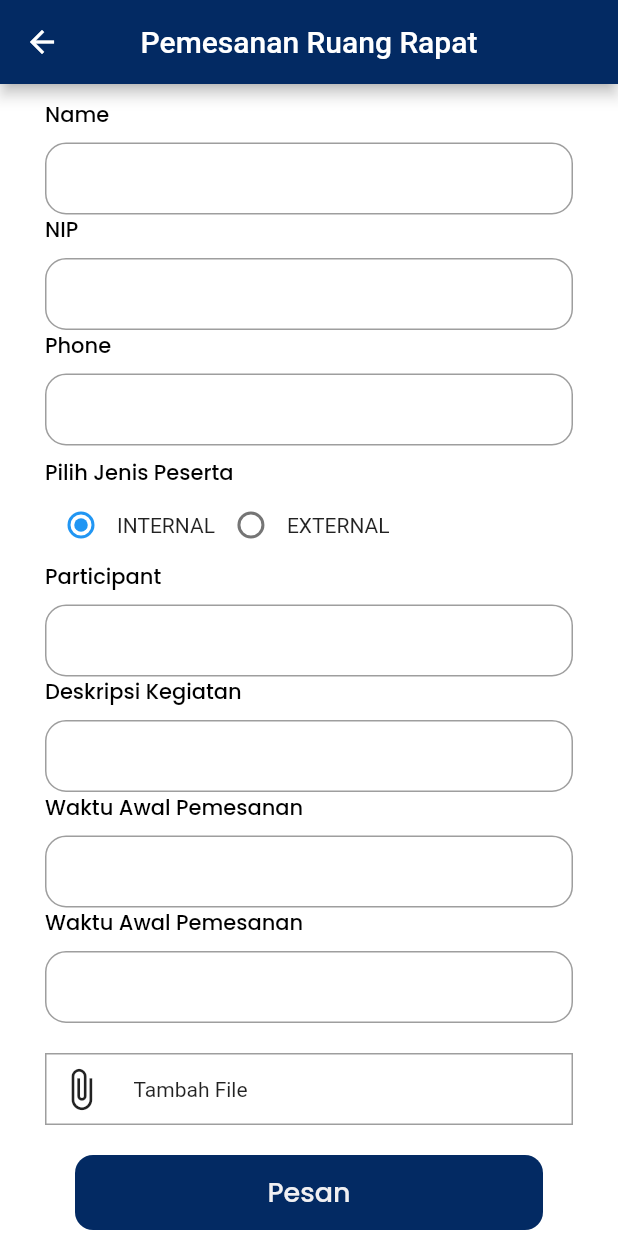
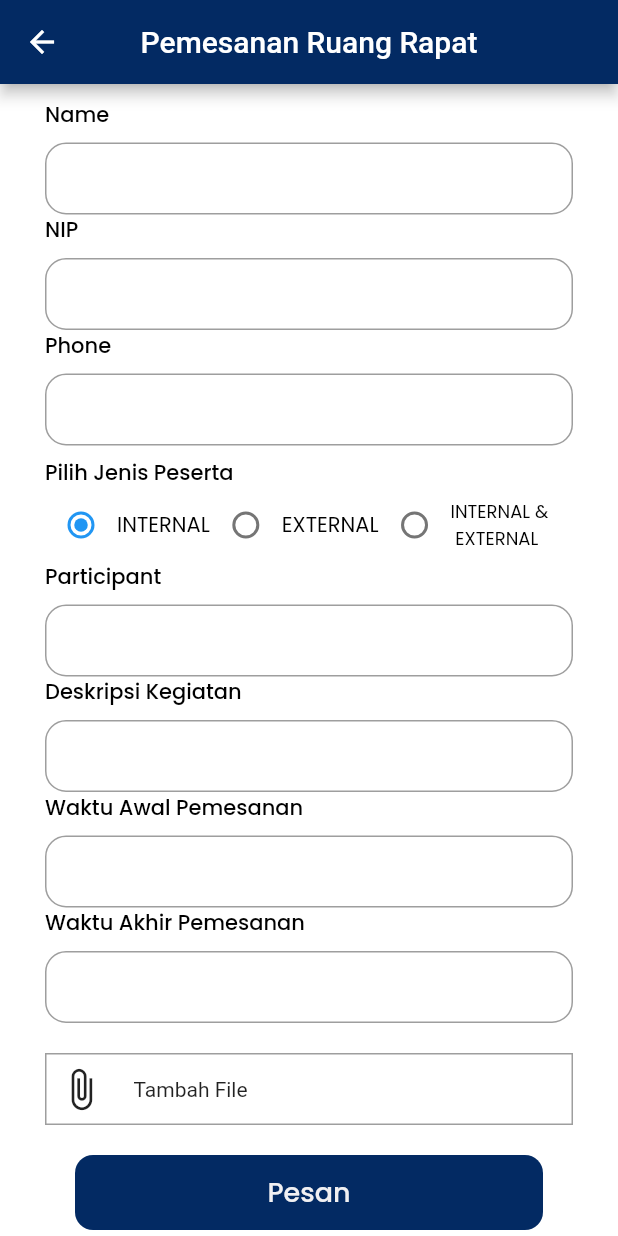
Before and after one commit to SulthoniAkbar/Simaru, a Flutter app: the FormPesanRuanganPage screen opened directly, after a tap on "Pesan", on a phone screen of 412 x 824 dp. Run offline on Flutter 3.47's test engine with Material 2 defaults, Android fonts, the phone set to English and light mode, and no system bars; our stand-ins replace carousel_slider, file_picker, flutter_datetime_picker, google_fonts, image_picker, lottie; accounts and stored records are empty; project files that could hold a hidden picture were left out.

Commit message:
fix form and riwayat

```diff
--- a/lib/main.dart
+++ b/lib/main.dart
@@ -65,8 +65,8 @@ class MyApp extends StatelessWidget {
       child: MaterialApp(
         debugShowCheckedModeBanner: false,
         routes: {
-          '/': (context) => SplashScreen(),
-          '/sign-in': (context) => SignInPage(),
+          '/': (context) => const SplashScreen(),
+          '/sign-in': (context) =>const SignInPage(),
           '/sign-up': (context) => const SignUpPage(),
           '/home': (context) => MainPage(),
           '/faq': (context) => FaqPage(),
--- a/lib/pages/pesan ruang baru/form_pesan_ruang.dart
+++ b/lib/pages/pesan ruang baru/form_pesan_ruang.dart
@@ -8,7 +8,6 @@ import 'package:simaru/models/user_model.dart';
 // import 'package:simaru/models/user_model.dart';
 import 'package:simaru/provider/auth_provider.dart';
 import 'package:simaru/provider/booking_room_provider.dart';
-import 'package:simaru/provider/devision_provider.dart';
 import 'package:simaru/themes.dart';
 import 'package:flutter_datetime_picker/flutter_datetime_picker.dart';
 import 'package:intl/intl.dart';
@@ -30,6 +29,10 @@ class _FormPesanRuanganPagePageState extends State<FormPesanRuanganPage> {
   TextEditingController endDateController = TextEditingController(text: '');
   TextEditingController nameController = TextEditingController(text: '');
   TextEditingController descriptionController = TextEditingController(text: '');
+  TextEditingController partcipantInternalController =
+      TextEditingController(text: '');
+  TextEditingController partcipantExternalController =
+      TextEditingController(text: '');
   TextEditingController phoneController = TextEditingController(text: '');
   TextEditingController nipController = TextEditingController(text: '');
   TextEditingController partcipantController = TextEditingController(text: '');
@@ -63,7 +66,9 @@ class _FormPesanRuanganPagePageState extends State<FormPesanRuanganPage> {
       ];
 
       if (!allowedFileTypes.contains(fileType.toLowerCase())) {
+        if (kDebugMode) {
           print('Error: Jenis Berkas Tidak Diizinkan');
+        }
         return;
       }
 
@@ -93,11 +98,19 @@ class _FormPesanRuanganPagePageState extends State<FormPesanRuanganPage> {
       final formattedEndDate = enddate != null
           ? DateFormat("yyyy-MM-dd HH:mm:ss").format(enddate)
           : null;
+      String selectedParticipant;
+
+      if (_radioValue == 'GABUNGAN') {
+        selectedParticipant =
+            '${partcipantInternalController.text} ${partcipantExternalController.text}';
+      } else {
+        selectedParticipant = partcipantController.text;
+      }
 
       if (await bookingRoomProvider.bookingRoom(
         token: authProvider.user.token,
         name: nameController.text,
-        participant: partcipantController.text,
+        participant: selectedParticipant,
         roomid: widget.idRoom,
         description: descriptionController.text,
         nip: nipController.text,
@@ -349,7 +362,7 @@ class _FormPesanRuanganPagePageState extends State<FormPesanRuanganPage> {
         crossAxisAlignment: CrossAxisAlignment.start,
         children: [
           Text(
-            'Waktu Awal Pemesanan',
+            'Waktu Akhir Pemesanan',
             style: blackTextStyle.copyWith(
               fontWeight: medium,
             ),
@@ -385,7 +398,9 @@ class _FormPesanRuanganPagePageState extends State<FormPesanRuanganPage> {
     }
 
     Widget participant() {
-      return Column(
+      return Visibility(
+        visible: _radioValue != 'INTERNAL & EXTERNAL',
+        child: Column(
           crossAxisAlignment: CrossAxisAlignment.start,
           children: [
             Text(
@@ -407,6 +422,68 @@ class _FormPesanRuanganPagePageState extends State<FormPesanRuanganPage> {
               ),
             ),
           ],
+        ),
+      );
+    }
+
+    Widget participantInternalExternal() {
+      return Visibility(
+        visible: _radioValue == 'GABUNGAN',
+        child: Row(
+          children: [
+            Expanded(
+              child: Column(
+                crossAxisAlignment: CrossAxisAlignment.start,
+                children: [
+                  Text(
+                    'Participant Internal',
+                    style: blackTextStyle.copyWith(
+                      fontWeight: medium,
+                    ),
+                  ),
+                  const SizedBox(
+                    height: 8,
+                  ),
+                  TextFormField(
+                    controller: partcipantInternalController,
+                    decoration: InputDecoration(
+                      border: OutlineInputBorder(
+                        borderRadius: BorderRadius.circular(14),
+                      ),
+                      contentPadding: const EdgeInsets.all(12),
+                    ),
+                  ),
+                ],
+              ),
+            ),
+            const SizedBox(width: 16),
+            Expanded(
+              child: Column(
+                crossAxisAlignment: CrossAxisAlignment.start,
+                children: [
+                  Text(
+                    'Participant External',
+                    style: blackTextStyle.copyWith(
+                      fontWeight: medium,
+                    ),
+                  ),
+                  const SizedBox(
+                    height: 8,
+                  ),
+                  TextFormField(
+                    controller: partcipantExternalController,
+                    decoration: InputDecoration(
+                      border: OutlineInputBorder(
+                        borderRadius: BorderRadius.circular(14),
+                      ),
+                      contentPadding: const EdgeInsets.all(12),
+                    ),
+                  ),
+                ],
+              ),
+            ),
+          ],
+        ),
       );
     }
 
@@ -456,13 +533,34 @@ class _FormPesanRuanganPagePageState extends State<FormPesanRuanganPage> {
                 groupValue: _radioValue,
                 onChanged: _handleRadioValueChange,
               ),
-              const Text('INTERNAL'),
+              Text(
+                'INTERNAL',
+                style: blackTextStyle.copyWith(
+                  fontSize: 14,
+                ),
+              ),
               Radio(
                 value: 'EXTERNAL',
                 groupValue: _radioValue,
                 onChanged: _handleRadioValueChange,
               ),
-              const Text('EXTERNAL'),
+              Text(
+                'EXTERNAL',
+                style: blackTextStyle.copyWith(
+                  fontSize: 14,
+                ),
+              ),
+              Radio(
+                value: 'INTERNAL & EXTERNAL',
+                groupValue: _radioValue,
+                onChanged: _handleRadioValueChange,
+              ),
+              Text(
+                'INTERNAL &\n EXTERNAL',
+                style: blackTextStyle.copyWith(
+                  fontSize: 12,
+                ),
+              ),
             ],
           ),
         ],
@@ -535,6 +633,7 @@ class _FormPesanRuanganPagePageState extends State<FormPesanRuanganPage> {
               phone(),
               radioButtons(),
               participant(),
+              participantInternalExternal(),
               activity(),
               startDate(),
               endDate(),
--- a/lib/pages/riwayat pemesanan/riwayat_page.dart
+++ b/lib/pages/riwayat pemesanan/riwayat_page.dart
@@ -53,12 +53,12 @@ class _RiwayatPageState extends State<RiwayatPage> {
           builder: (context, riwayatProvider, _) {
             if (riwayatProvider.isLoading) {
               // Jika sedang loading, tampilkan indikator loading
-              return Center(
+              return const Center(
                 child: CircularProgressIndicator(),
               );
             } else if (riwayatProvider.error != null) {
               // Jika terjadi error saat mengambil data, tampilkan pesan error
-              return Center(
+              return const Center(
                 child: Text('Terjadi kesalahan saat memuat data'),
               );
             } else if (riwayatProvider.notif.isEmpty) {
@@ -69,14 +69,14 @@ class _RiwayatPageState extends State<RiwayatPage> {
             } else {
               // Jika data notif tersedia, tampilkan daftar notif
               return SingleChildScrollView(
-                physics: AlwaysScrollableScrollPhysics(),
+                physics: const AlwaysScrollableScrollPhysics(),
                 child: ConstrainedBox(
                   constraints: BoxConstraints(
                     minHeight: MediaQuery.of(context).size.height -
                         Scaffold.of(context).appBarMaxHeight,
                   ),
                   child: Padding(
-                    padding: EdgeInsets.symmetric(horizontal: 16, vertical: 5),
+                    padding: const EdgeInsets.symmetric(horizontal: 16, vertical: 5),
                     child: ListView.builder(
                       physics: const NeverScrollableScrollPhysics(),
                       shrinkWrap: true,
--- a/lib/widget/riwayat_card.dart
+++ b/lib/widget/riwayat_card.dart
@@ -41,7 +41,8 @@ class RiwayatCard extends StatelessWidget {
       );
     }
 
-    bool showReviewButton = riwayat.status == "DONE";
+    bool showReviewButton = riwayat.status == "DONE" &&
+        DateTime.parse(riwayat.bookingDate).isBefore(DateTime.now());
 
     return Card(
       color: Colors.white,
@@ -105,7 +106,7 @@ class RiwayatCard extends StatelessWidget {
                             context,
                             MaterialPageRoute(
                               builder: (context) =>
-                                  FeedbackPage(idRoom: this.riwayat.idRoom),
+                                  FeedbackPage(idRoom: riwayat.idRoom),
                             ),
                           );
                         },
@@ -132,23 +133,23 @@ class RiwayatCard extends StatelessWidget {
     );
   }
 
-  void _showImageDialog(BuildContext context, String imageUrl) {
-    showDialog(
-      context: context,
-      builder: (context) {
-        return Dialog(
-          child: SizedBox(
-            width: 500, // Sesuaikan ukuran container sesuai kebutuhan
-            height: 500, // Sesuaikan ukuran container sesuai kebutuhan
-            child: Image.network(
-              imageUrl,
-              // fit: BoxFit.cover, // Sesuaikan dengan tampilan yang Anda inginkan
-            ),
-          ),
-        );
-      },
-    );
-  }
+  // void _showImageDialog(BuildContext context, String imageUrl) {
+  //   showDialog(
+  //     context: context,
+  //     builder: (context) {
+  //       return Dialog(
+  //         child: SizedBox(
+  //           width: 500, // Sesuaikan ukuran container sesuai kebutuhan
+  //           height: 500, // Sesuaikan ukuran container sesuai kebutuhan
+  //           child: Image.network(
+  //             imageUrl,
+  //             // fit: BoxFit.cover, // Sesuaikan dengan tampilan yang Anda inginkan
+  //           ),
+  //         ),
+  //       );
+  //     },
+  //   );
+  // }
 }
 
 Widget emptyRuangan() {
```
Lines whose indentation alone changed are shown as unchanged.
